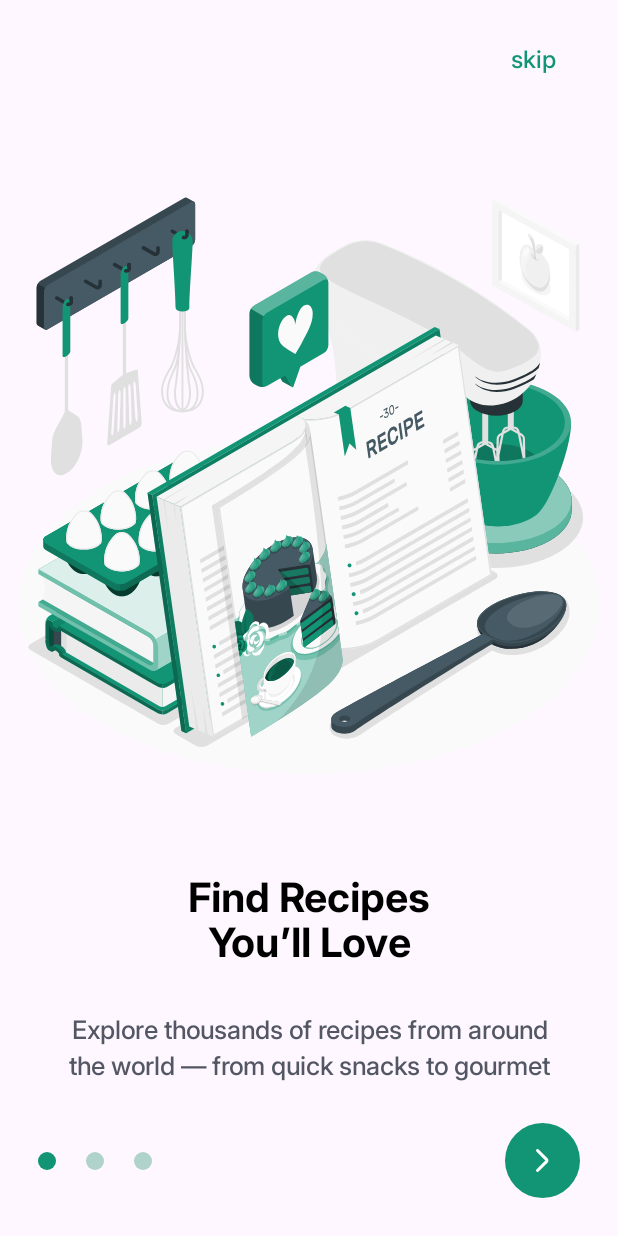
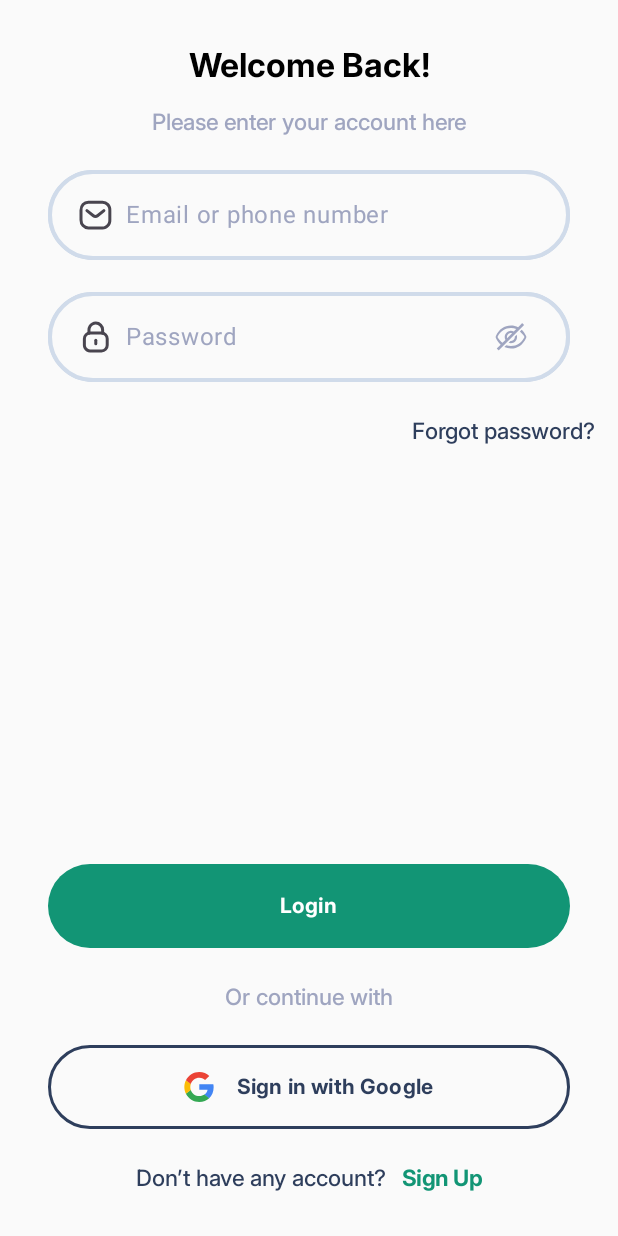
Before and after one commit to YAHYA-NAIM/KUZUNA, an Android app built with Jetpack Compose: the screen it shows after launch (MainActivity), on a phone screen of 412 x 824 dp. Run offline under Robolectric (Android 15) with nearby library versions, the phone set to English and light mode, and no system bars.

Commit message:
working on login screen

```diff
--- a/app/src/main/java/kuzina/com/MainActivity.kt
+++ b/app/src/main/java/kuzina/com/MainActivity.kt
@@ -14,10 +14,11 @@ class MainActivity : ComponentActivity() {
     override fun onCreate(savedInstanceState: Bundle?) {
         super.onCreate(savedInstanceState)
         setContent {
-            val navController = rememberNavController()
-            Surface(color = MaterialTheme.colorScheme.background) {
-                NavGraph(navController = navController)
-            }
+//            val navController = rememberNavController()
+//            Surface(color = MaterialTheme.colorScheme.background) {
+//                NavGraph(navController = navController)
+//            }
+            LoginScreen()
         }
     }
 }
--- /dev/null
+++ b/app/src/main/java/kuzina/com/ui/components/buttons/authButton.kt
@@ -0,0 +1,99 @@
+package kuzina.com.ui.components.buttons
+
+
+import android.provider.CalendarContract
+import androidx.compose.foundation.border
+import androidx.compose.foundation.layout.PaddingValues
+import androidx.compose.foundation.layout.Spacer
+import androidx.compose.foundation.layout.fillMaxWidth
+import androidx.compose.foundation.layout.height
+import androidx.compose.foundation.layout.padding
+import androidx.compose.foundation.layout.size
+import androidx.compose.foundation.shape.RoundedCornerShape
+import androidx.compose.material3.Button
+import androidx.compose.material3.ButtonDefaults
+import androidx.compose.material3.Icon
+import androidx.compose.material3.MaterialTheme
+import androidx.compose.material3.Text
+import androidx.compose.runtime.Composable
+import androidx.compose.ui.Modifier
+import androidx.compose.ui.graphics.Color
+import androidx.compose.ui.res.colorResource
+import androidx.compose.ui.res.painterResource
+import androidx.compose.ui.res.stringResource
+import androidx.compose.ui.text.font.FontWeight
+import androidx.compose.ui.tooling.preview.Preview
+import androidx.compose.ui.unit.dp
+import kuzina.com.R
+import kuzina.com.ui.theme.Inter
+
+@Composable
+fun CustomAuthButton(onClick: () -> Unit, text: Int) {
+    Button(
+        onClick = onClick,
+        shape = RoundedCornerShape(50.dp),
+        colors = ButtonDefaults.buttonColors(
+            containerColor = colorResource(id = R.color.primaryColor),
+            contentColor = colorResource(id = R.color.white)
+        ),
+        contentPadding = PaddingValues(
+            horizontal = 35.dp,
+            vertical = 18.dp
+        ),
+        modifier = Modifier
+            .fillMaxWidth()
+            .padding(horizontal = 16.dp, vertical = 8.dp)
+            .height(56.dp)
+    ) {
+        Text(
+            text = stringResource(id = text),
+            fontFamily = Inter,
+            fontWeight = FontWeight.Bold,
+
+        )
+    }
+}
+
+
+@Composable
+fun GoogleButton(onClick: () -> Unit) {
+    Button(
+        onClick = onClick,
+        colors = ButtonDefaults.buttonColors(
+            containerColor = Color.Transparent,
+        ),
+        contentPadding = PaddingValues(
+            horizontal = 35.dp,
+            vertical = 18.dp
+        ),
+        modifier = Modifier
+            .fillMaxWidth()
+            .padding(horizontal = 16.dp, vertical = 8.dp)
+            .height(56.dp)
+            .border(
+                width = 2.dp,
+                color = colorResource(id = R.color.text_color),
+                RoundedCornerShape(50.dp)
+            )
+    ) {
+        Icon(
+            painter = painterResource(id = R.drawable.ic_google),
+            contentDescription = null,
+            tint = Color.Unspecified
+        )
+        Spacer(modifier = Modifier.size(15.dp))
+
+        Text(
+            text = stringResource(id = R.string.Google),
+            fontFamily = Inter,
+            fontWeight = FontWeight.Bold,
+            color = colorResource(id = R.color.text_color)
+        )
+    }
+}
+
+@Preview
+@Composable
+fun GoogleButtonPreview(){
+    GoogleButton({})
+}
--- a/app/src/main/java/kuzina/com/ui/components/textfields/authTextfields.kt
+++ b/app/src/main/java/kuzina/com/ui/components/textfields/authTextfields.kt
@@ -3,6 +3,7 @@ package kuzina.com.ui.components.textfields
 import androidx.compose.foundation.border
 import androidx.compose.material3.*
 import androidx.compose.foundation.layout.fillMaxWidth
+import androidx.compose.foundation.layout.height
 import androidx.compose.foundation.layout.padding
 import androidx.compose.foundation.shape.RoundedCornerShape
 import androidx.compose.runtime.Composable
@@ -58,6 +59,7 @@ fun authTextField(
         modifier = Modifier
             .fillMaxWidth()
             .padding(horizontal = 16.dp, vertical = 8.dp)
+            .height(60.dp)
             .border(
                 width = if (isFocused) 1.dp else 2.5.dp,
                 color = if (isFocused) colorResource(id = R.color.primaryColor)
@@ -113,6 +115,7 @@ fun passwordfield(
         modifier = Modifier
             .fillMaxWidth()
             .padding(horizontal = 16.dp, vertical = 8.dp)
+            .height(60.dp)
             .border(
                 width = if (isFocused) 1.dp else 2.5.dp ,
                 color = if (isFocused) colorResource(id = R.color.primaryColor)
--- a/app/src/main/java/kuzina/com/ui/screens/auth/Login.kt
+++ b/app/src/main/java/kuzina/com/ui/screens/auth/Login.kt
@@ -1,8 +1,14 @@
 package kuzina.com.ui.screens.auth
 
+import androidx.compose.foundation.clickable
+import androidx.compose.foundation.layout.Arrangement
+import androidx.compose.foundation.layout.Box
 import androidx.compose.foundation.layout.Column
+import androidx.compose.foundation.layout.Row
 import androidx.compose.foundation.layout.Spacer
+import androidx.compose.foundation.layout.fillMaxSize
 import androidx.compose.foundation.layout.fillMaxWidth
+import androidx.compose.foundation.layout.padding
 import androidx.compose.foundation.layout.size
 import androidx.compose.material3.Text
 import androidx.compose.runtime.Composable
@@ -18,24 +24,30 @@ import androidx.compose.runtime.getValue
 import androidx.compose.runtime.mutableStateOf
 import androidx.compose.runtime.remember
 import androidx.compose.runtime.setValue
+import androidx.compose.ui.Alignment
 import kuzina.com.ui.components.textfields.passwordfield
 import kuzina.com.ui.theme.Inter
 import kuzina.com.R
+import kuzina.com.ui.components.buttons.CustomAuthButton
+import kuzina.com.ui.components.buttons.GoogleButton
 import kuzina.com.ui.components.textfields.authTextField
 
 @Composable
-fun LoginScreen(){
+fun LoginScreen() {
     var password by remember { mutableStateOf("") }
     var email by remember { mutableStateOf("") }
     var isPasswordVisible by remember { mutableStateOf(false) }
+
     Column(
-        modifier = Modifier.fillMaxWidth()
-    ){
-        Spacer(modifier = Modifier.size(30.dp))
+        modifier = Modifier
+            .fillMaxSize()
+            .padding(horizontal = 16.dp),
+        horizontalAlignment = Alignment.CenterHorizontally
+    ) {
+        Spacer(modifier = Modifier.size(30.dp)) // top space
 
         Text(
             text = stringResource(id = R.string.welcome_back),
-            modifier = Modifier.fillMaxWidth(),
             fontSize = 22.sp,
             textAlign = TextAlign.Center,
             fontFamily = Inter,
@@ -47,17 +59,14 @@ fun LoginScreen(){
 
         Text(
             text = stringResource(id = R.string.login_desc),
-            modifier = Modifier.fillMaxWidth(),
             fontSize = 15.sp,
             textAlign = TextAlign.Center,
             fontFamily = Inter,
             fontWeight = FontWeight.Medium,
             color = colorResource(id = R.color.login_desc),
         )
+
         Spacer(modifier = Modifier.size(15.dp))
-
-
-
 
         authTextField(
             iconLeadingRes = R.drawable.ic_email,
@@ -65,7 +74,9 @@ fun LoginScreen(){
             text = email,
             onTextChange = { email = it }
         )
+
         Spacer(modifier = Modifier.size(5.dp))
+
         passwordfield(
             iconLeadingRes = R.drawable.ic_lock,
             hintTextRes = R.string.password_hint,
@@ -74,8 +85,68 @@ fun LoginScreen(){
             isPasswordVisble = isPasswordVisible,
             onPasswordToggle = { isPasswordVisible = !isPasswordVisible },
         )
+
+        Spacer(modifier = Modifier.size(15.dp))
+
+        Text(
+            text = stringResource(id = R.string.forgot_pass),
+            fontSize = 15.sp,
+            textAlign = TextAlign.End,
+            fontFamily = Inter,
+            fontWeight = FontWeight.Medium,
+            color = colorResource(id = R.color.text_color),
+            modifier = Modifier.fillMaxWidth()
+        )
+
+        Spacer(modifier = Modifier.weight(1f)) // pushes buttons and footer to the bottom
+
+        CustomAuthButton( {} , text = R.string.login)
+
+        Spacer(modifier = Modifier.size(15.dp))
+
+        Text(
+            text = stringResource(id = R.string.or),
+            fontSize = 15.sp,
+            textAlign = TextAlign.Center,
+            fontFamily = Inter,
+            fontWeight = FontWeight.Medium,
+            color = colorResource(id = R.color.login_desc),
+            modifier = Modifier.fillMaxWidth()
+        )
+
+        Spacer(modifier = Modifier.size(15.dp))
+
+        GoogleButton( {} )
+
+        Spacer(modifier = Modifier.size(15.dp))
+
+        Row(
+            horizontalArrangement = Arrangement.Center,
+            modifier = Modifier.fillMaxWidth()
+        ) {
+            Text(
+                text = stringResource(id = R.string.noacc),
+                fontSize = 15.sp,
+                textAlign = TextAlign.Center,
+                fontFamily = Inter,
+                fontWeight = FontWeight.Medium,
+                color = colorResource(id = R.color.text_color),
+            )
+
+            Spacer(modifier = Modifier.size(10.dp))
+
+            Text(
+                text = stringResource(id = R.string.Sign_up),
+                color = colorResource(id = R.color.primaryColor),
+                fontFamily = Inter,
+                fontWeight = FontWeight.Bold,
+                fontSize = 15.sp,
+                modifier = Modifier.clickable { /* handle click */ }
+            )
+        }
+
+        Spacer(modifier = Modifier.size(30.dp)) // bottom space
     }
-
 }
 
 @Preview(showBackground = true)
--- /dev/null
+++ b/app/src/main/res/drawable/ic_google.xml
@@ -0,0 +1,18 @@
+<vector xmlns:android="http://schemas.android.com/apk/res/android"
+    android:width="800dp"
+    android:height="800dp"
+    android:viewportWidth="262"
+    android:viewportHeight="262">
+  <path
+      android:pathData="M258.88,133.45c0,-10.73 -0.87,-18.57 -2.76,-26.69L133.55,106.76v48.45h71.95c-1.45,12.04 -9.28,30.17 -26.69,42.36l-0.24,1.62 38.76,30.02 2.68,0.27c24.66,-22.77 38.88,-56.28 38.88,-96.03"
+      android:fillColor="#4285F4"/>
+  <path
+      android:pathData="M133.55,261.1c35.25,0 64.84,-11.6 86.45,-31.62l-41.2,-31.91c-11.02,7.69 -25.82,13.06 -45.26,13.06 -34.52,0 -63.82,-22.77 -74.27,-54.25l-1.53,0.13 -40.3,31.19 -0.53,1.47C38.39,231.8 82.49,261.1 133.55,261.1"
+      android:fillColor="#34A853"/>
+  <path
+      android:pathData="M59.28,156.37c-2.76,-8.12 -4.35,-16.83 -4.35,-25.82 0,-8.99 1.6,-17.7 4.21,-25.82l-0.07,-1.73L18.26,71.31l-1.34,0.63C8.08,89.64 3,109.52 3,130.55s5.08,40.9 13.93,58.6l42.36,-32.78"
+      android:fillColor="#FBBC05"/>
+  <path
+      android:pathData="M133.55,50.48c24.51,0 41.05,10.59 50.48,19.44l36.84,-35.97C198.24,12.91 168.8,0 133.55,0 82.49,0 38.39,29.3 16.92,71.95l42.21,32.78c10.59,-31.48 39.89,-54.25 74.41,-54.25"
+      android:fillColor="#EB4335"/>
+</vector>
--- /dev/null
+++ b/app/src/main/res/drawable/ic_profile.xml
@@ -0,0 +1,13 @@
+<vector xmlns:android="http://schemas.android.com/apk/res/android"
+    android:width="24dp"
+    android:height="24dp"
+    android:viewportWidth="24"
+    android:viewportHeight="24">
+  <path
+      android:pathData="M12.16,10.87c-0.1,-0.01 -0.22,-0.01 -0.33,0a4.42,4.42 0,0 1,-4.27 -4.43C7.56,3.99 9.54,2 12,2a4.435,4.435 0,0 1,0.16 8.87ZM7.16,14.56c-2.42,1.62 -2.42,4.26 0,5.87 2.75,1.84 7.26,1.84 10.01,0 2.42,-1.62 2.42,-4.26 0,-5.87 -2.74,-1.83 -7.25,-1.83 -10.01,0Z"
+      android:strokeLineJoin="round"
+      android:strokeWidth="1.5"
+      android:fillColor="#00000000"
+      android:strokeColor="#3E5481"
+      android:strokeLineCap="round"/>
+</vector>
--- a/app/src/main/res/values/colors.xml
+++ b/app/src/main/res/values/colors.xml
@@ -2,8 +2,14 @@
 <resources>
     <color name="black">#FF000000</color>
     <color name="white">#FFFFFFFF</color>
+
     <color name="primaryColor">#129575</color>
     <color name="unselected">#AFD3CA</color>
+
+    <color name="text_color">#2E3E5C</color>
+
+    <color name="orange">#FF5842</color>
+
     <color name="description">#535763</color>
     <color name="login_desc">#9FA5C0</color>
     <color name="text_field_border">#D0DBEA</color>
--- a/app/src/main/res/values/strings.xml
+++ b/app/src/main/res/values/strings.xml
@@ -20,6 +20,12 @@
     <string name="login_desc">Please enter your account here</string>
     <string name="password_hint">Password</string>
     <string name="email_hint">Email or phone number</string>
+    <string name="forgot_pass">Forgot password?</string>
+    <string name="login">Login</string>
+    <string name="or">Or continue with</string>
+    <string name="noacc">Don’t have any account?</string>
+    <string name="Sign_up">Sign Up</string>
+    <string name="Google">Sign in with Google</string>
 
 
 
```
